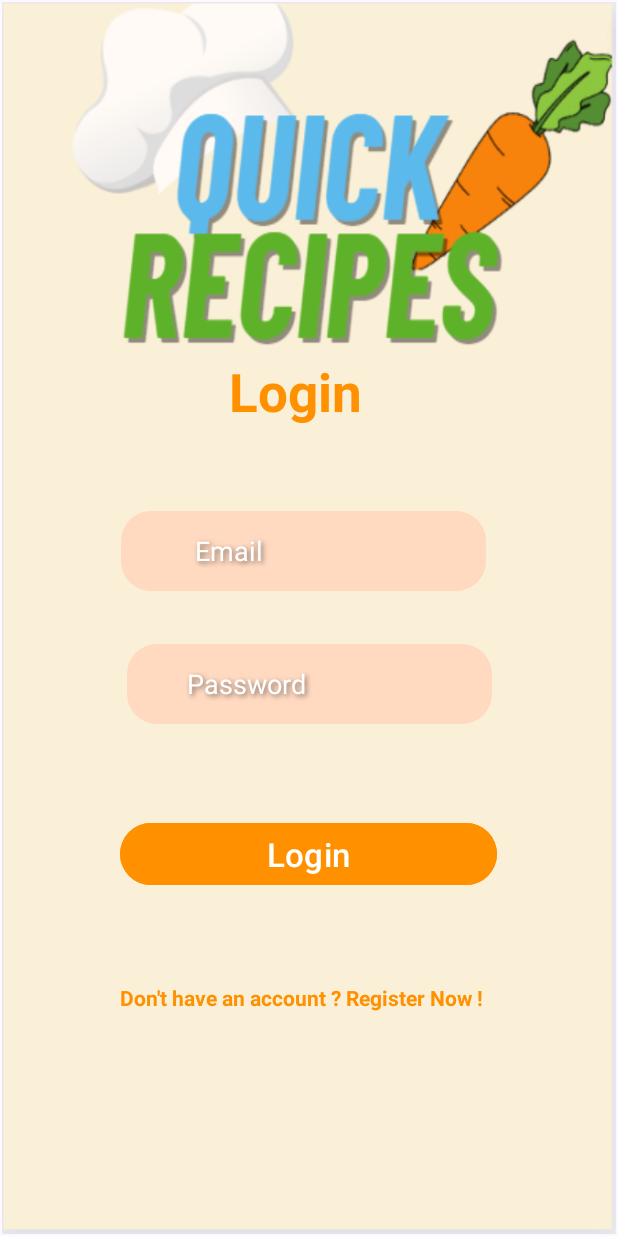
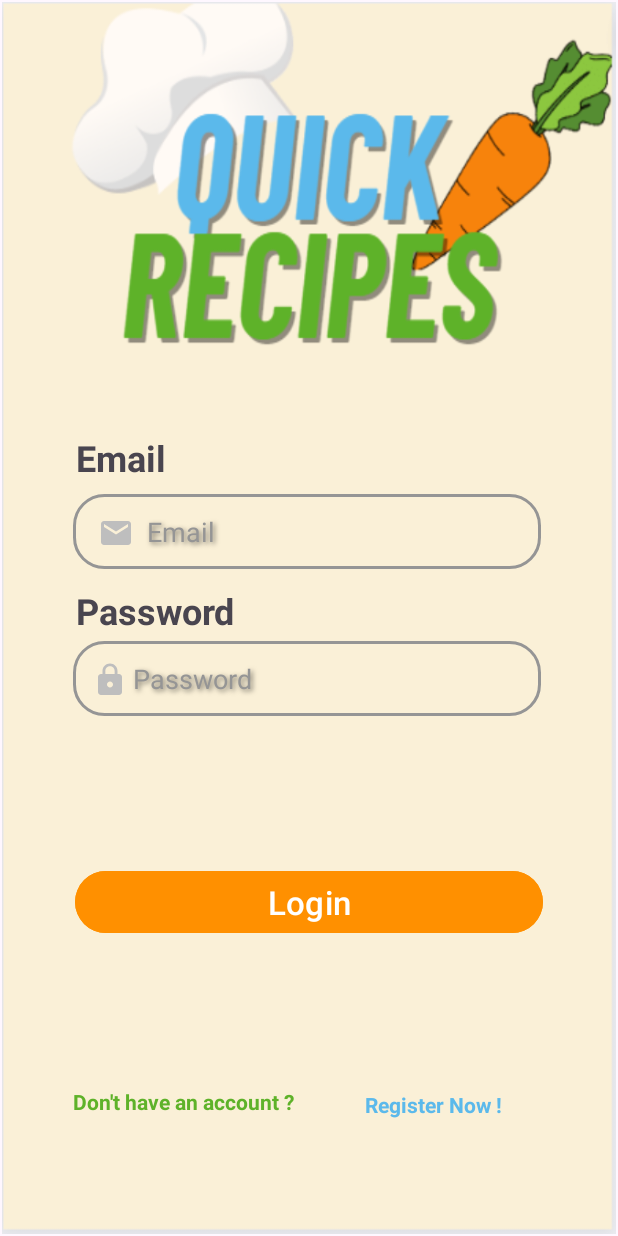
Before and after one commit to MertYigit0/QuickRecipes, an Android app: the screen it shows after launch (MainActivity), on a phone screen of 412 x 824 dp. Run offline under Robolectric (Android 15) with nearby library versions, the phone set to English and light mode, and no system bars; our stand-ins replace Firebase (no records; nobody signed in at launch, a user with empty details on screens opened directly).

Commit message:
Login Screen UI Update.

```diff
--- a/app/src/main/AndroidManifest.xml
+++ b/app/src/main/AndroidManifest.xml
@@ -1,6 +1,6 @@
 <?xml version="1.0" encoding="utf-8"?>
 <manifest xmlns:android="http://schemas.android.com/apk/res/android"
-    xmlns:tools="http://schemas.android.com/tools" >
+    xmlns:tools="http://schemas.android.com/tools">
 
     <application
         android:allowBackup="true"
@@ -11,19 +11,22 @@
         android:roundIcon="@mipmap/ic_launcher_round"
         android:supportsRtl="true"
         android:theme="@style/Theme.QuickRecipes"
-        tools:targetApi="31" >
+        tools:targetApi="31">
         <activity
-            android:name=".recipes.RecipesActivity"
-            android:exported="false" />
-        <activity
-            android:name=".login_register.MainActivity"
-            android:exported="true" >
+            android:name=".SplashActivity"
+            android:exported="true">
             <intent-filter>
                 <action android:name="android.intent.action.MAIN" />
 
                 <category android:name="android.intent.category.LAUNCHER" />
             </intent-filter>
         </activity>
+        <activity
+            android:name=".recipes.RecipesActivity"
+            android:exported="false" />
+        <activity
+            android:name=".login_register.MainActivity"
+            android:exported="false" />
     </application>
 
 </manifest>
--- /dev/null
+++ b/app/src/main/java/com/example/quickrecipes/SplashActivity.java
@@ -0,0 +1,26 @@
+package com.example.quickrecipes;
+
+import androidx.appcompat.app.AppCompatActivity;
+
+import android.content.Intent;
+import android.os.Bundle;
+import android.os.Handler;
+
+import com.example.quickrecipes.login_register.MainActivity;
+
+public class SplashActivity extends AppCompatActivity {
+
+    @Override
+    protected void onCreate(Bundle savedInstanceState) {
+        super.onCreate(savedInstanceState);
+        setContentView(R.layout.activity_splash);
+        new Handler().postDelayed(new Runnable() {
+            @Override
+            public void run() {
+                Intent intent = new Intent(SplashActivity.this, MainActivity.class);
+                startActivity(intent);
+                finish();
+            }
+        },2000);
+    }
+}
--- /dev/null
+++ b/app/src/main/res/drawable/baseline_email_24.xml
@@ -0,0 +1,5 @@
+<vector android:height="24dp" android:tint="#BEBEBE"
+    android:viewportHeight="24" android:viewportWidth="24"
+    android:width="24dp" xmlns:android="http://schemas.android.com/apk/res/android">
+    <path android:fillColor="@android:color/white" android:pathData="M20,4L4,4c-1.1,0 -1.99,0.9 -1.99,2L2,18c0,1.1 0.9,2 2,2h16c1.1,0 2,-0.9 2,-2L22,6c0,-1.1 -0.9,-2 -2,-2zM20,8l-8,5 -8,-5L4,6l8,5 8,-5v2z"/>
+</vector>
--- /dev/null
+++ b/app/src/main/res/drawable/baseline_lock_24.xml
@@ -0,0 +1,5 @@
+<vector android:height="24dp" android:tint="#BEBEBE"
+    android:viewportHeight="24" android:viewportWidth="24"
+    android:width="24dp" xmlns:android="http://schemas.android.com/apk/res/android">
+    <path android:fillColor="@android:color/white" android:pathData="M18,8h-1L17,6c0,-2.76 -2.24,-5 -5,-5S7,3.24 7,6v2L6,8c-1.1,0 -2,0.9 -2,2v10c0,1.1 0.9,2 2,2h12c1.1,0 2,-0.9 2,-2L20,10c0,-1.1 -0.9,-2 -2,-2zM12,17c-1.1,0 -2,-0.9 -2,-2s0.9,-2 2,-2 2,0.9 2,2 -0.9,2 -2,2zM15.1,8L8.9,8L8.9,6c0,-1.71 1.39,-3.1 3.1,-3.1 1.71,0 3.1,1.39 3.1,3.1v2z"/>
+</vector>
--- a/app/src/main/res/drawable/shape.xml
+++ b/app/src/main/res/drawable/shape.xml
@@ -1,5 +1,9 @@
 <?xml version="1.0" encoding="utf-8"?>
 <shape xmlns:android="http://schemas.android.com/apk/res/android">
-    <solid android:color="#FFD9C0" /> <!-- Specify the background color -->
+    <stroke
+        android:width="2dp"
+        android:color="#959595"
+    />
+    <solid android:color="#FAF0D7" /> <!-- Specify the background color -->
     <corners android:radius="20dp" /> <!-- Adjust the radius value to control the roundness -->
 </shape>
--- /dev/null
+++ b/app/src/main/res/layout/activity_splash.xml
@@ -0,0 +1,10 @@
+<?xml version="1.0" encoding="utf-8"?>
+<RelativeLayout xmlns:android="http://schemas.android.com/apk/res/android"
+    xmlns:app="http://schemas.android.com/apk/res-auto"
+    xmlns:tools="http://schemas.android.com/tools"
+    android:layout_width="match_parent"
+    android:layout_height="match_parent"
+    tools:context=".SplashActivity"
+    android:background="@drawable/splash">
+
+</RelativeLayout>
--- a/app/src/main/res/layout/fragment_login.xml
+++ b/app/src/main/res/layout/fragment_login.xml
@@ -1,19 +1,19 @@
 <?xml version="1.0" encoding="utf-8"?>
-<androidx.constraintlayout.widget.ConstraintLayout
-    xmlns:android="http://schemas.android.com/apk/res/android"
+<androidx.constraintlayout.widget.ConstraintLayout xmlns:android="http://schemas.android.com/apk/res/android"
+    xmlns:app="http://schemas.android.com/apk/res-auto"
     xmlns:tools="http://schemas.android.com/tools"
-    xmlns:app="http://schemas.android.com/apk/res-auto"
     android:layout_width="match_parent"
     android:layout_height="match_parent"
     android:background="@drawable/back"
-   >
+    tools:layout_editor_absoluteX="17dp"
+    tools:layout_editor_absoluteY="-190dp">
 
 
     <EditText
         android:id="@+id/editTextTextEmailAddress"
-        android:layout_width="243dp"
-        android:layout_height="53dp"
-        android:layout_marginTop="32dp"
+        android:layout_width="312dp"
+        android:layout_height="50dp"
+        android:layout_marginTop="328dp"
         android:background="@drawable/shape"
         android:ems="10"
         android:hint="  Email"
@@ -23,17 +23,17 @@
         android:shadowDx="2"
         android:shadowDy="2"
         android:shadowRadius="4"
-        android:textColorHint="@color/white"
+        android:textColorHint="@color/tgray"
         app:layout_constraintEnd_toEndOf="parent"
-        app:layout_constraintHorizontal_bias="0.476"
+        app:layout_constraintHorizontal_bias="0.484"
         app:layout_constraintStart_toStartOf="parent"
-        app:layout_constraintTop_toBottomOf="@+id/textView" />
+        app:layout_constraintTop_toTopOf="parent" />
 
     <EditText
         android:id="@+id/editTextPassword"
-        android:layout_width="243dp"
-        android:layout_height="53dp"
-        android:layout_marginTop="35dp"
+        android:layout_width="312dp"
+        android:layout_height="50dp"
+        android:layout_marginTop="48dp"
         android:background="@drawable/shape"
         android:ems="10"
         android:hint="Password"
@@ -43,14 +43,15 @@
         android:shadowDx="2"
         android:shadowDy="2"
         android:shadowRadius="4"
-        android:textColorHint="@color/white"
+        android:textColorHint="@color/tgray"
         app:layout_constraintEnd_toEndOf="parent"
+        app:layout_constraintHorizontal_bias="0.484"
         app:layout_constraintStart_toStartOf="parent"
         app:layout_constraintTop_toBottomOf="@+id/editTextTextEmailAddress" />
 
     <Button
         android:id="@+id/loginButton"
-        android:layout_width="251dp"
+        android:layout_width="312dp"
         android:layout_height="49dp"
         android:layout_marginTop="48dp"
         android:layout_marginBottom="48dp"
@@ -60,39 +61,91 @@
         android:textSize="22dp"
         app:layout_constraintBottom_toTopOf="@+id/registerText"
         app:layout_constraintEnd_toEndOf="parent"
-        app:layout_constraintHorizontal_bias="0.498"
         app:layout_constraintStart_toStartOf="parent"
         app:layout_constraintTop_toBottomOf="@+id/editTextPassword" />
 
     <TextView
         android:id="@+id/registerText"
-        android:layout_width="288dp"
-        android:layout_height="53dp"
-        android:layout_marginBottom="100dp"
+        android:layout_width="193dp"
+        android:layout_height="54dp"
+        android:layout_marginBottom="44dp"
         android:clickable="true"
         android:focusable="true"
         android:onClick="registerNowClicked"
-        android:text="Don't have an account ? Register Now !"
-        android:textColor="@color/orange"
+        android:text="Don't have an account ? "
+        android:textColor="@color/green"
         android:textStyle="bold"
         app:layout_constraintBottom_toBottomOf="parent"
         app:layout_constraintEnd_toEndOf="parent"
-        app:layout_constraintHorizontal_bias="0.65"
+        app:layout_constraintHorizontal_bias="0.22"
+        app:layout_constraintStart_toStartOf="parent" />
+
+    <TextView
+        android:id="@+id/registerText2"
+        android:layout_width="147dp"
+        android:layout_height="48dp"
+        android:layout_marginBottom="48dp"
+        android:clickable="true"
+        android:focusable="true"
+        android:onClick="registerNowClicked"
+        android:text=" Register Now !"
+        android:textColor="@color/blue"
+        android:textStyle="bold"
+        app:layout_constraintBottom_toBottomOf="parent"
+        app:layout_constraintEnd_toEndOf="parent"
+        app:layout_constraintHorizontal_bias="0.912"
+        app:layout_constraintStart_toStartOf="parent" />
+
+    <ImageView
+        android:id="@+id/imageView2"
+        android:layout_width="wrap_content"
+        android:layout_height="wrap_content"
+        android:layout_marginStart="64dp"
+        android:layout_marginBottom="12dp"
+        app:layout_constraintBottom_toBottomOf="@+id/editTextTextEmailAddress"
+        app:layout_constraintEnd_toEndOf="@+id/editTextTextEmailAddress"
+        app:layout_constraintHorizontal_bias="0.0"
         app:layout_constraintStart_toStartOf="parent"
-        app:layout_constraintTop_toBottomOf="@+id/loginButton" />
+        app:srcCompat="@drawable/baseline_email_24" />
+
+    <ImageView
+        android:id="@+id/imageView3"
+        android:layout_width="wrap_content"
+        android:layout_height="wrap_content"
+        android:layout_marginStart="60dp"
+        android:layout_marginBottom="12dp"
+        app:layout_constraintBottom_toBottomOf="@+id/editTextPassword"
+        app:layout_constraintEnd_toEndOf="@+id/editTextPassword"
+        app:layout_constraintHorizontal_bias="0.0"
+        app:layout_constraintStart_toStartOf="parent"
+        app:srcCompat="@drawable/baseline_lock_24" />
 
     <TextView
         android:id="@+id/textView"
-        android:layout_width="106dp"
-        android:layout_height="71dp"
-        android:layout_marginTop="236dp"
-        android:text="Login"
-        android:textColor="@color/orange"
-        android:textSize="35dp"
+        android:layout_width="wrap_content"
+        android:layout_height="wrap_content"
+        android:layout_marginBottom="4dp"
+        android:text="Email"
+        android:textSize="24dp"
         android:textStyle="bold"
+        app:layout_constraintBottom_toTopOf="@+id/editTextTextEmailAddress"
         app:layout_constraintEnd_toEndOf="parent"
-        app:layout_constraintHorizontal_bias="0.498"
+        app:layout_constraintHorizontal_bias="0.142"
         app:layout_constraintStart_toStartOf="parent"
-        app:layout_constraintTop_toTopOf="parent" />
+        app:layout_constraintTop_toTopOf="parent"
+        app:layout_constraintVertical_bias="0.986" />
+
+    <TextView
+        android:id="@+id/textView3"
+        android:layout_width="wrap_content"
+        android:layout_height="wrap_content"
+        android:layout_marginBottom="4dp"
+        android:text="Password"
+        android:textSize="24dp"
+        android:textStyle="bold"
+        app:layout_constraintBottom_toTopOf="@+id/editTextPassword"
+        app:layout_constraintEnd_toEndOf="parent"
+        app:layout_constraintHorizontal_bias="0.163"
+        app:layout_constraintStart_toStartOf="parent" />
 
 </androidx.constraintlayout.widget.ConstraintLayout>
--- a/app/src/main/res/layout/fragment_register.xml
+++ b/app/src/main/res/layout/fragment_register.xml
@@ -76,11 +76,12 @@
         android:id="@+id/registerButton"
         android:layout_width="251dp"
         android:layout_height="49dp"
-        android:layout_marginTop="32dp"
+        android:layout_marginTop="284dp"
         android:backgroundTint="#FF9000"
         android:onClick="registerClicked"
         android:text="Register"
         app:layout_constraintEnd_toEndOf="parent"
+        app:layout_constraintHorizontal_bias="1.0"
         app:layout_constraintStart_toStartOf="parent"
         app:layout_constraintTop_toBottomOf="@+id/editTextTextPassword2" />
 </androidx.constraintlayout.widget.ConstraintLayout>
--- a/app/src/main/res/values/colors.xml
+++ b/app/src/main/res/values/colors.xml
@@ -2,8 +2,11 @@
 <resources>
     <color name="black">#FF000000</color>
     <color name="white">#FFFFFFFF</color>
-    <color name="orange">#FF9000</color>
+    <color name="orange">#F7830C</color>
     <color name="gray">#666666</color>
     <color name="darkGray">#333333</color>
     <color name="bej">#FAF0D7</color>
+    <color name="blue">#5BB9EB</color>
+    <color name="green">#5EB229</color>
+    <color name="tgray">#959595</color>
 </resources>
```
Also changed, not shown: app/src/main/res/drawable/splash.png (added).
